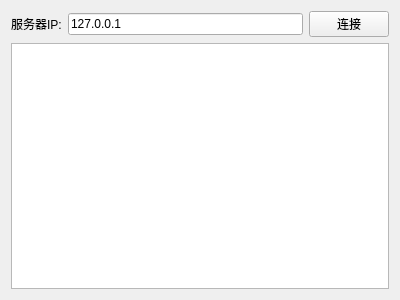
Before: the Qt Designer form Src/ClientUI.ui in LX050724/LabelingMachine, drawn with Qt 5.
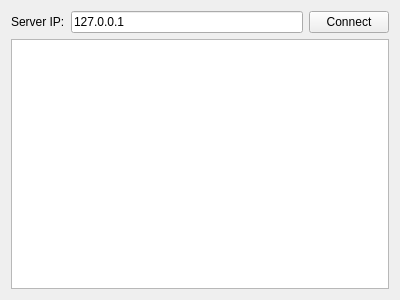
After: the same form once the commit is applied.

Patch:
```diff
--- a/Src/ClientUI.ui
+++ b/Src/ClientUI.ui
@@ -29,8 +29,8 @@
       <string>&lt;!DOCTYPE HTML PUBLIC &quot;-//W3C//DTD HTML 4.0//EN&quot; &quot;http://www.w3.org/TR/REC-html40/strict.dtd&quot;&gt;
 &lt;html&gt;&lt;head&gt;&lt;meta name=&quot;qrichtext&quot; content=&quot;1&quot; /&gt;&lt;style type=&quot;text/css&quot;&gt;
 p, li { white-space: pre-wrap; }
-&lt;/style&gt;&lt;/head&gt;&lt;body style=&quot; font-family:'SimSun'; font-size:9pt; font-weight:400; font-style:normal;&quot;&gt;
-&lt;p style=&quot;-qt-paragraph-type:empty; margin-top:0px; margin-bottom:0px; margin-left:0px; margin-right:0px; -qt-block-indent:0; text-indent:0px; font-family:'Ubuntu'; font-size:11pt;&quot;&gt;&lt;br /&gt;&lt;/p&gt;&lt;/body&gt;&lt;/html&gt;</string>
+&lt;/style&gt;&lt;/head&gt;&lt;body style=&quot; font-family:'Ubuntu'; font-size:11pt; font-weight:400; font-style:normal;&quot;&gt;
+&lt;p style=&quot;-qt-paragraph-type:empty; margin-top:0px; margin-bottom:0px; margin-left:0px; margin-right:0px; -qt-block-indent:0; text-indent:0px;&quot;&gt;&lt;br /&gt;&lt;/p&gt;&lt;/body&gt;&lt;/html&gt;</string>
      </property>
     </widget>
    </item>
@@ -39,7 +39,7 @@
      <item>
       <widget class="QLabel" name="label">
        <property name="text">
-        <string>服务器IP:</string>
+        <string>Server IP:</string>
        </property>
       </widget>
      </item>
@@ -53,7 +53,7 @@
      <item>
       <widget class="QPushButton" name="pushButton">
        <property name="text">
-        <string>连接</string>
+        <string>Connect</string>
        </property>
       </widget>
      </item>
```
